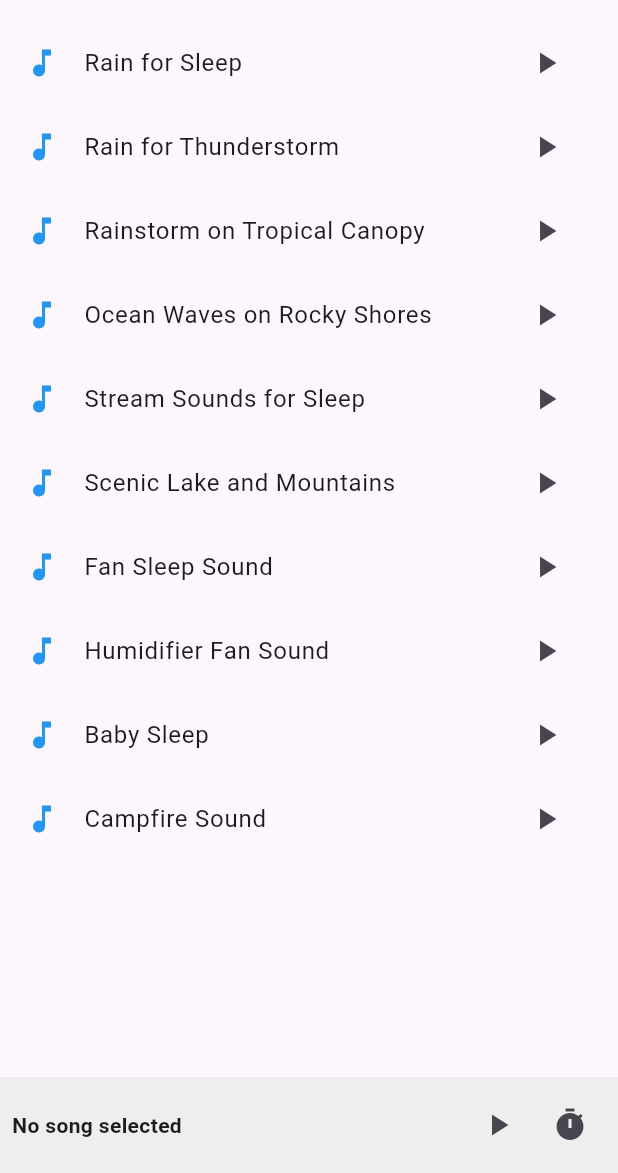
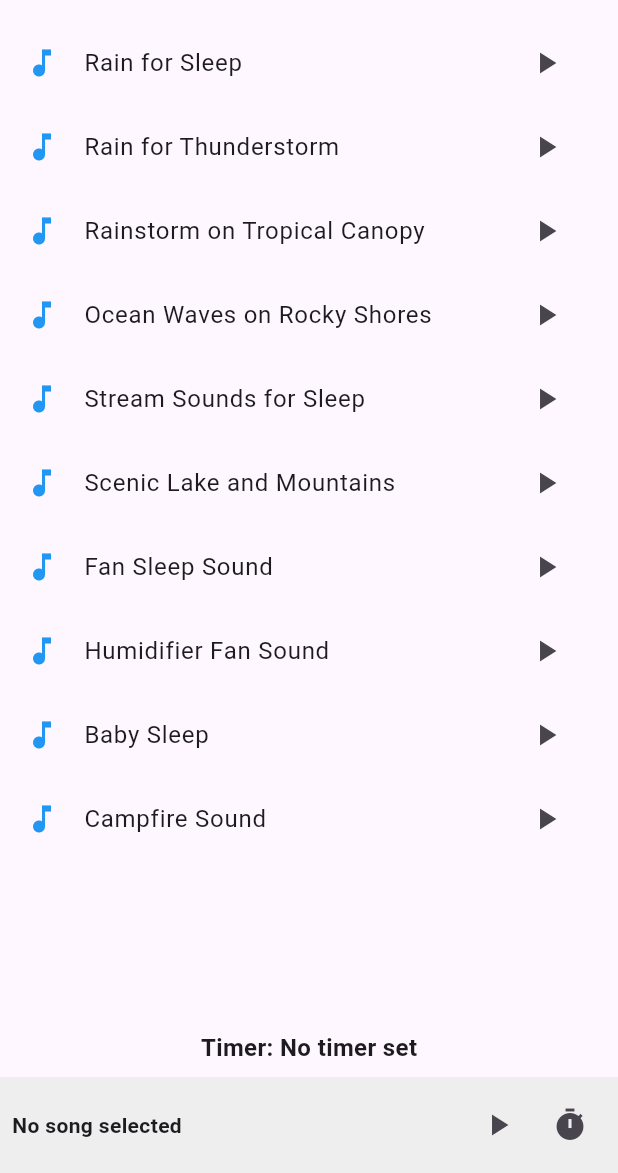
Before and after one commit to castela0119/white-noise-app, a Flutter app: the screen it shows after launch, on a phone screen of 412 x 824 dp, the part 63-1236 px from its top. Run offline on Flutter 3.47's test engine with Material 3 defaults, Android fonts, the phone set to English and light mode, and no system bars; our stand-ins replace just_audio.

Commit message:
feat : No Timer Set 표시

```diff
--- a/lib/main.dart
+++ b/lib/main.dart
@@ -171,9 +171,23 @@ class _MusicControlBarState extends State<MusicControlBar> {
   int previouslySetHours = 0; // 이전에 설정된 시간
   int previouslySetMinutes = 5; // 이전에 설정된 분
 
+  String displayedTimer = "No timer set"; // 초기값
+
   @override
   Widget build(BuildContext context) {
-    return Container(
+    return Column(
+      mainAxisSize: MainAxisSize.min,
+      children: [
+        // 타이머 표시
+        if (displayedTimer.isNotEmpty)
+          Padding(
+            padding: const EdgeInsets.symmetric(vertical: 8.0),
+            child: Text(
+              "Timer: $displayedTimer",
+              style: const TextStyle(fontSize: 16, fontWeight: FontWeight.bold),
+            ),
+          ),
+        Container(
           color: Colors.grey[200],
           padding: const EdgeInsets.all(8.0),
           child: StreamBuilder<PlayerState>(
@@ -217,6 +231,8 @@ class _MusicControlBarState extends State<MusicControlBar> {
               );
             },
           ),
+        ),
+      ],
     );
   }
 
@@ -291,10 +307,11 @@ class _MusicControlBarState extends State<MusicControlBar> {
                   onPressed: () {
                     Navigator.of(context).pop();
 
-                    // 이전에 설정한 값을 저장
+                    // 이전에 설정한 시간을 저장하고 화면에 표시할 텍스트 업데이트
                     setState(() {
                       previouslySetHours = selectedHours;
                       previouslySetMinutes = selectedMinutes;
+                      displayedTimer = "${selectedHours}h ${selectedMinutes}m"; // 업데이트된 시간 반영
                     });
 
                     _startTimer(audioManager, selectedHours, selectedMinutes);
```
Lines whose indentation alone changed are shown as unchanged.
